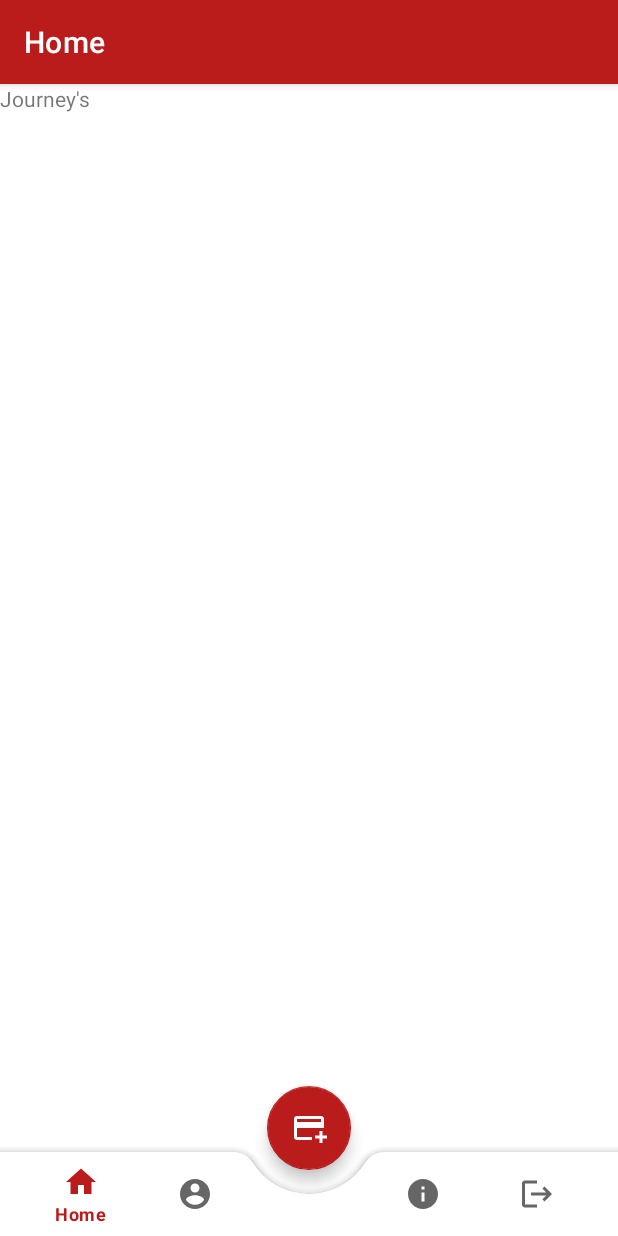
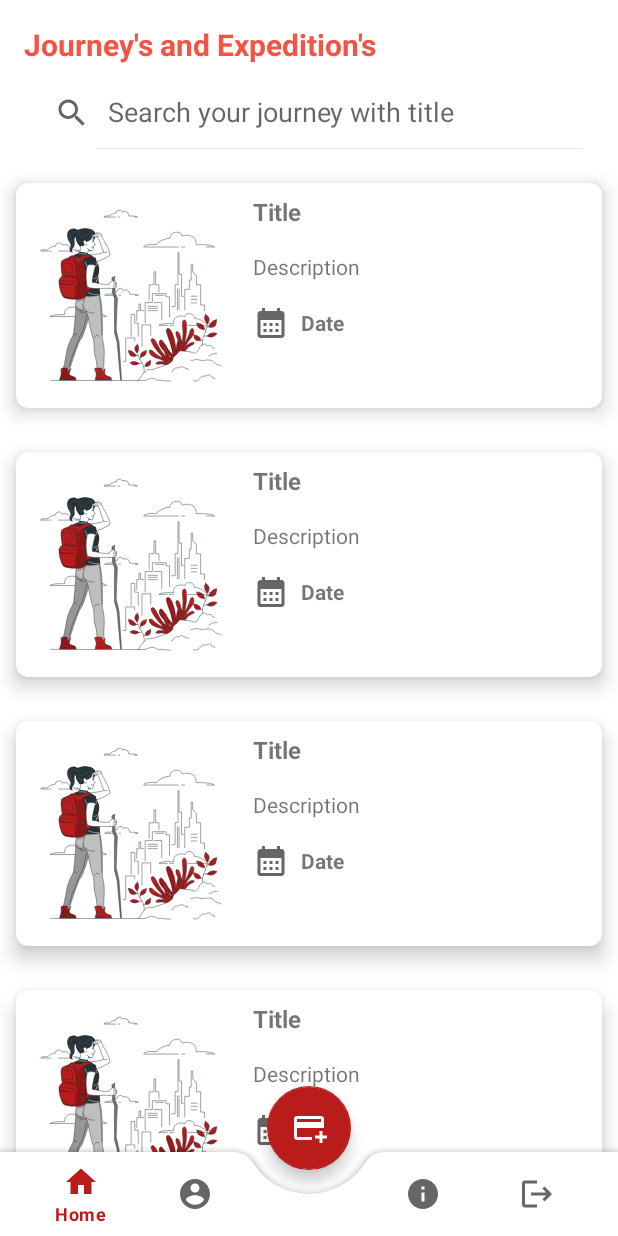
Before and after one commit to itSubeDibesh/JourneyJournal, an Android app: the HomeActivity screen opened directly, with no data from a screen before it, on a phone screen of 412 x 824 dp. Run offline under Robolectric (Android 15) with nearby library versions, the phone set to English and light mode, and no system bars.

Commit message:
Recycler View Implemented on Home page and Home Ui Completed

```diff
--- a/app/src/main/AndroidManifest.xml
+++ b/app/src/main/AndroidManifest.xml
@@ -8,18 +8,15 @@
         android:label="@string/app_name"
         android:roundIcon="@mipmap/ic_launcher_round"
         android:supportsRtl="true"
-        android:theme="@style/Theme.JourneyJournal">
+        android:theme="@style/Theme.JourneyJournal.NoActionBar">
         <activity
             android:name=".views.activities.home.HomeActivity"
-            android:theme="@style/Theme.JourneyJournal"
             android:exported="false" />
         <activity
             android:name=".views.activities.authentication.AuthenticationActivity"
-            android:theme="@style/Theme.JourneyJournal.NoActionBar"
             android:exported="false" />
         <activity
             android:name=".views.launcher.LauncherActivity"
-            android:theme="@style/Theme.JourneyJournal.NoActionBar"
             android:exported="true">
             <intent-filter>
                 <action android:name="android.intent.action.MAIN" />
--- a/app/src/main/java/com/ismt/dibeshrajsubedi/journeyjournal/views/activities/home/HomeActivity.java
+++ b/app/src/main/java/com/ismt/dibeshrajsubedi/journeyjournal/views/activities/home/HomeActivity.java
@@ -38,8 +38,6 @@ public class HomeActivity extends AppCompatActivity {
      * Triggers Elements Globally
      */
     public void triggerEvents() {
-        // Setting Page Title to Home
-        actionBar.setTitle(R.string.page_home);
         // Setting Background to Null
         bottomNavigationView.setBackground(null);
         // Disabling the Middle Empty Placeholder
@@ -49,15 +47,12 @@ public class HomeActivity extends AppCompatActivity {
         // Navigate on Button Clicked
         bottomNavigationView.setOnItemSelectedListener(item -> {
                     if (item.getItemId() == R.id.app_bar_home) {
-                        actionBar.setTitle(R.string.page_home);
                         getSupportFragmentManager().beginTransaction().replace(R.id.home_frame_layout_container, homeFragment).commit();
                         return true;
                     } else if (item.getItemId() == R.id.app_bar_about) {
-                        actionBar.setTitle(R.string.page_about);
                         getSupportFragmentManager().beginTransaction().replace(R.id.home_frame_layout_container, aboutFragment).commit();
                         return true;
                     } else if (item.getItemId() == R.id.app_bar_profile) {
-                        actionBar.setTitle(R.string.page_profile);
                         getSupportFragmentManager().beginTransaction().replace(R.id.home_frame_layout_container, profileFragment).commit();
                         return true;
                     } else if (item.getItemId() == R.id.app_bar_logout) {
@@ -72,16 +67,15 @@ public class HomeActivity extends AppCompatActivity {
     }
 
     @Override
+    public void onBackPressed() {
+        componentsViewModel.exitConfirmation(HomeActivity.this);
+    }
+
+    @Override
     protected void onCreate(Bundle savedInstanceState) {
         super.onCreate(savedInstanceState);
         setContentView(R.layout.activity_home);
         extractElements();
         triggerEvents();
     }
-
-    @Override
-    public void onBackPressed() {
-        componentsViewModel.exitConfirmation(HomeActivity.this);
-    }
-
 }
--- a/app/src/main/java/com/ismt/dibeshrajsubedi/journeyjournal/views/fragments/home/home/HomeFragment.java
+++ b/app/src/main/java/com/ismt/dibeshrajsubedi/journeyjournal/views/fragments/home/home/HomeFragment.java
@@ -1,66 +1,59 @@
 package com.ismt.dibeshrajsubedi.journeyjournal.views.fragments.home.home;
 
 import android.os.Bundle;
-
-import androidx.fragment.app.Fragment;
-
 import android.view.LayoutInflater;
 import android.view.View;
 import android.view.ViewGroup;
 
+import androidx.annotation.NonNull;
+import androidx.annotation.Nullable;
+import androidx.fragment.app.Fragment;
+import androidx.recyclerview.widget.LinearLayoutManager;
+import androidx.recyclerview.widget.RecyclerView;
+import androidx.swiperefreshlayout.widget.SwipeRefreshLayout;
+
 import com.ismt.dibeshrajsubedi.journeyjournal.R;
 
 /**
- * A simple {@link Fragment} subclass.
- * Use the {@link HomeFragment#newInstance} factory method to
- * create an instance of this fragment.
+ * Implements List of Journey's and respective events
  */
 public class HomeFragment extends Fragment {
 
-    // TODO: Rename parameter arguments, choose names that match
-    // the fragment initialization parameters, e.g. ARG_ITEM_NUMBER
-    private static final String ARG_PARAM1 = "param1";
-    private static final String ARG_PARAM2 = "param2";
+    private RecyclerView recyclerView;
+    private SwipeRefreshLayout swipeRefreshLayout;
 
-    // TODO: Rename and change types of parameters
-    private String mParam1;
-    private String mParam2;
-
-    public HomeFragment() {
-        // Required empty public constructor
+    private void extractElements(ViewGroup viewGroup) {
+        recyclerView = viewGroup.findViewById(R.id.rv_journey_item);
+        // TODO: Swipe Refresh Implementation and Swipe Right to Delete or Edit
+        swipeRefreshLayout = viewGroup.findViewById(R.id.srl_refresh_list);
     }
 
-    /**
-     * Use this factory method to create a new instance of
-     * this fragment using the provided parameters.
-     *
-     * @param param1 Parameter 1.
-     * @param param2 Parameter 2.
-     * @return A new instance of fragment JourneysFragment.
-     */
-    // TODO: Rename and change types and number of parameters
-    public static HomeFragment newInstance(String param1, String param2) {
-        HomeFragment fragment = new HomeFragment();
-        Bundle args = new Bundle();
-        args.putString(ARG_PARAM1, param1);
-        args.putString(ARG_PARAM2, param2);
-        fragment.setArguments(args);
-        return fragment;
+    private void implementCoreElements() {
+        // Populating List
+        recyclerView.setLayoutManager(new LinearLayoutManager(requireContext()));
+        recyclerView.setAdapter(new HomeRecyclerViewAdapter(requireContext()));
+        swipeRefreshLayout.setOnRefreshListener(() -> {
+            // TODO: Swipe Refresh Implementation
+            // setting Refreshing to false
+            swipeRefreshLayout.setRefreshing(false);
+        });
     }
 
     @Override
     public void onCreate(Bundle savedInstanceState) {
         super.onCreate(savedInstanceState);
-        if (getArguments() != null) {
-            mParam1 = getArguments().getString(ARG_PARAM1);
-            mParam2 = getArguments().getString(ARG_PARAM2);
-        }
     }
 
     @Override
-    public View onCreateView(LayoutInflater inflater, ViewGroup container,
-                             Bundle savedInstanceState) {
-        // Inflate the layout for this fragment
-        return inflater.inflate(R.layout.fragment_home, container, false);
+    public View onCreateView(LayoutInflater inflater, ViewGroup container, Bundle savedInstanceState) {
+        ViewGroup view = (ViewGroup) inflater.inflate(R.layout.fragment_home, container, false);
+        extractElements(view);
+        return view;
+    }
+
+    @Override
+    public void onViewCreated(@NonNull View view, @Nullable Bundle savedInstanceState) {
+        super.onViewCreated(view, savedInstanceState);
+        implementCoreElements();
     }
 }
--- /dev/null
+++ b/app/src/main/java/com/ismt/dibeshrajsubedi/journeyjournal/views/fragments/home/home/HomeRecyclerViewAdapter.java
@@ -0,0 +1,57 @@
+package com.ismt.dibeshrajsubedi.journeyjournal.views.fragments.home.home;
+
+import android.content.Context;
+import android.view.LayoutInflater;
+import android.view.View;
+import android.view.ViewGroup;
+import android.widget.ImageView;
+import android.widget.TextView;
+
+import androidx.annotation.NonNull;
+import androidx.recyclerview.widget.RecyclerView;
+
+import com.ismt.dibeshrajsubedi.journeyjournal.R;
+
+/**
+ * Project JourneyJournal with package com.ismt.dibeshrajsubedi.journeyjournal.views.fragments.home.home was
+ * Created by Dibesh Raj Subedi on 3/8/2022.
+ */
+public class HomeRecyclerViewAdapter extends RecyclerView.Adapter<HomeRecyclerViewAdapter.HomeRecyclerViewHolder> {
+
+    private final Context context;
+
+    public HomeRecyclerViewAdapter(Context context) {
+        this.context = context;
+    }
+
+    @NonNull
+    @Override
+    public HomeRecyclerViewHolder onCreateViewHolder(@NonNull ViewGroup parent, int viewType) {
+        View view = LayoutInflater.from(this.context).inflate(R.layout.journey_card_item, parent, false);
+        return new HomeRecyclerViewHolder(view);
+    }
+
+    @Override
+    public void onBindViewHolder(@NonNull HomeRecyclerViewHolder holder, int position) {
+        // Set Text, Description, Image and Date Here
+    }
+
+    @Override
+    public int getItemCount() {
+        return 5;
+    }
+
+    static class HomeRecyclerViewHolder extends RecyclerView.ViewHolder {
+        // Accessing Data Set from Fragment To Update elements in View.
+        TextView title, description, date;
+        ImageView imageView;
+
+        public HomeRecyclerViewHolder(@NonNull View itemView) {
+            super(itemView);
+            title = itemView.findViewById(R.id.tv_item_title);
+            description = itemView.findViewById(R.id.tv_item_description);
+            date = itemView.findViewById(R.id.tv_item_date);
+            imageView = itemView.findViewById(R.id.iv_item_image);
+        }
+    }
+}
--- a/app/src/main/res/layout/fragment_home.xml
+++ b/app/src/main/res/layout/fragment_home.xml
@@ -1,13 +1,56 @@
 <?xml version="1.0" encoding="utf-8"?>
-<FrameLayout xmlns:android="http://schemas.android.com/apk/res/android"
+<LinearLayout xmlns:android="http://schemas.android.com/apk/res/android"
+    xmlns:app="http://schemas.android.com/apk/res-auto"
     xmlns:tools="http://schemas.android.com/tools"
     android:layout_width="match_parent"
     android:layout_height="match_parent"
+    android:orientation="vertical"
     tools:context=".views.fragments.home.home.HomeFragment">
 
     <TextView
+        android:id="@+id/label_page_name"
         android:layout_width="wrap_content"
         android:layout_height="wrap_content"
-        android:text="@string/label_journey"/>
+        android:layout_marginStart="@dimen/dp_medium"
+        android:layout_marginTop="@dimen/dp_medium"
+        android:text="@string/label_journey"
+        android:textColor="@color/primaryLightColor"
+        android:textSize="@dimen/sp_bit_medium"
+        android:textStyle="bold" />
 
-</FrameLayout>
+    <androidx.appcompat.widget.SearchView
+        android:id="@+id/sv_search_view"
+        android:layout_width="match_parent"
+        android:layout_height="wrap_content"
+        android:layout_marginLeft="@dimen/dp_medium"
+        android:layout_marginTop="@dimen/dp_small"
+        android:layout_marginRight="@dimen/dp_medium"
+        android:animateLayoutChanges="true"
+        android:clipToPadding="false"
+        android:elevation="@dimen/dp_small"
+        android:fitsSystemWindows="true"
+        android:hapticFeedbackEnabled="true"
+        android:layoutDirection="rtl"
+        android:verticalScrollbarPosition="right"
+        app:defaultQueryHint="@string/message_query_hint"
+        app:iconifiedByDefault="false" />
+
+    <androidx.swiperefreshlayout.widget.SwipeRefreshLayout
+        android:id="@+id/srl_refresh_list"
+        android:layout_width="match_parent"
+        android:layout_height="match_parent"
+        android:layout_marginTop="@dimen/dp_small">
+
+        <androidx.recyclerview.widget.RecyclerView
+            android:id="@+id/rv_journey_item"
+            android:layout_width="match_parent"
+            android:layout_height="match_parent"
+            android:layout_marginLeft="@dimen/dp_medium"
+            android:layout_marginRight="@dimen/dp_medium">
+
+        </androidx.recyclerview.widget.RecyclerView>
+
+
+    </androidx.swiperefreshlayout.widget.SwipeRefreshLayout>
+
+</LinearLayout>
--- /dev/null
+++ b/app/src/main/res/layout/journey_card_item.xml
@@ -0,0 +1,66 @@
+<?xml version="1.0" encoding="utf-8"?>
+<androidx.cardview.widget.CardView xmlns:android="http://schemas.android.com/apk/res/android"
+    xmlns:app="http://schemas.android.com/apk/res-auto"
+    android:layout_width="match_parent"
+    android:layout_height="wrap_content"
+    app:cardElevation="@dimen/dp_small"
+    app:cardCornerRadius="@dimen/dp_small"
+    app:cardUseCompatPadding="true">
+
+    <LinearLayout
+        android:layout_width="match_parent"
+        android:layout_height="wrap_content"
+        android:orientation="horizontal">
+
+        <ImageView
+            android:id="@+id/iv_item_image"
+            android:layout_width="@dimen/ib_150"
+            android:layout_height="@dimen/ib_150"
+            android:layout_gravity="center"
+            android:contentDescription="@string/field_journey_image"
+            android:elevation="@dimen/dp_small"
+            android:scaleType="centerCrop"
+            android:src="@drawable/ic_img_journey_default" />
+
+        <LinearLayout
+            android:layout_width="match_parent"
+            android:layout_height="match_parent"
+            android:orientation="vertical">
+
+            <TextView
+                android:id="@+id/tv_item_title"
+                android:layout_width="wrap_content"
+                android:layout_height="wrap_content"
+                android:layout_margin="@dimen/dp_small"
+                android:layout_marginStart="@dimen/dp_medium"
+                android:ellipsize="end"
+                android:maxLines="1"
+                android:text="@string/field_journey_title"
+                android:textSize="@dimen/sp_medium"
+                android:textStyle="bold" />
+
+            <TextView
+                android:id="@+id/tv_item_description"
+                android:layout_width="wrap_content"
+                android:layout_height="wrap_content"
+                android:layout_margin="@dimen/dp_small"
+                android:layout_marginStart="@dimen/dp_medium"
+                android:ellipsize="end"
+                android:maxLines="3"
+                android:text="@string/field_journey_description" />
+
+            <TextView
+                android:id="@+id/tv_item_date"
+                android:layout_width="wrap_content"
+                android:layout_height="wrap_content"
+                android:layout_margin="@dimen/dp_small"
+                android:layout_marginStart="@dimen/dp_medium"
+                android:drawablePadding="@dimen/dp_small"
+                android:gravity="center"
+                android:text="@string/field_journey_date"
+                android:textStyle="bold"
+                app:drawableStartCompat="@drawable/ic_calendar" />
+
+        </LinearLayout>
+    </LinearLayout>
+</androidx.cardview.widget.CardView>
--- a/app/src/main/res/values/strings.xml
+++ b/app/src/main/res/values/strings.xml
@@ -2,7 +2,7 @@
     <!--  Application Details  -->
     <string name="app_name">Journey Journal</string>
     <!--  Labels  -->
-    <string name="label_journey">Journey\'s</string>
+    <string name="label_journey">Journey\'s and Expedition\'s</string>
     <!--  Page Labels  -->
     <string name="page_login">Login</string>
     <string name="page_register">Register</string>
@@ -57,9 +57,10 @@
     <string name="redirect_create">Create</string>
     <!--  Message  -->
     <string name="message_check_email">Please! Check Your Email.</string>
+    <string name="message_query_hint">Search your journey with title</string>
     <!--  Confirmation  -->
     <string name="confirmation_exit">Exit Confirmation!</string>
-    <string name="confirmation_logout">Logout Confirmation!</string>
+    <string name="confirmation_logout">Log out Confirmation!</string>
     <!--  Consent  -->
     <string name="consent_exit">Do you really want to exit?</string>
     <string name="consent_logout">Are you sure you want to logout?</string>
```
